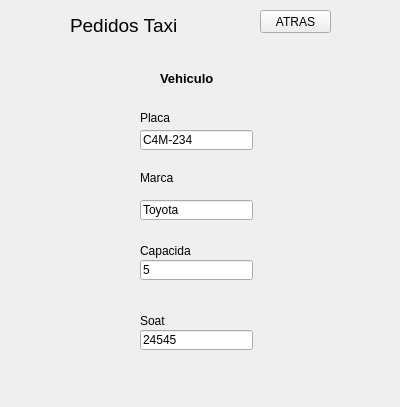
First picture: the form in perfilcoche.ui, repository Gelber-Martinez/TrabajoFinalPS, before the edit.
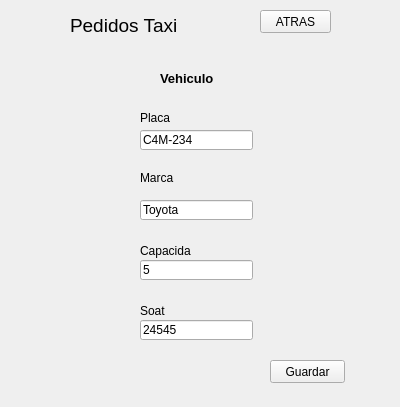
Second picture: the form after the edit. Icons and pictures are not drawn.

What changed in the file:
```diff
--- a/perfilcoche.ui
+++ b/perfilcoche.ui
@@ -204,7 +204,7 @@
    <property name="geometry">
     <rect>
      <x>140</x>
-     <y>330</y>
+     <y>320</y>
      <width>113</width>
      <height>20</height>
     </rect>
@@ -217,7 +217,7 @@
    <property name="geometry">
     <rect>
      <x>140</x>
-     <y>310</y>
+     <y>300</y>
      <width>51</width>
      <height>21</height>
     </rect>
@@ -230,7 +230,7 @@
    <property name="geometry">
     <rect>
      <x>100</x>
-     <y>320</y>
+     <y>310</y>
      <width>31</width>
      <height>31</height>
     </rect>
@@ -242,6 +242,19 @@
     <pixmap resource="Imagenes.qrc">:/imagenes/viaje.png</pixmap>
    </property>
   </widget>
+  <widget class="QPushButton" name="pushButton_2">
+   <property name="geometry">
+    <rect>
+     <x>270</x>
+     <y>360</y>
+     <width>75</width>
+     <height>23</height>
+    </rect>
+   </property>
+   <property name="text">
+    <string>Guardar</string>
+   </property>
+  </widget>
  </widget>
  <resources>
   <include location="Imagenes.qrc"/>
```
